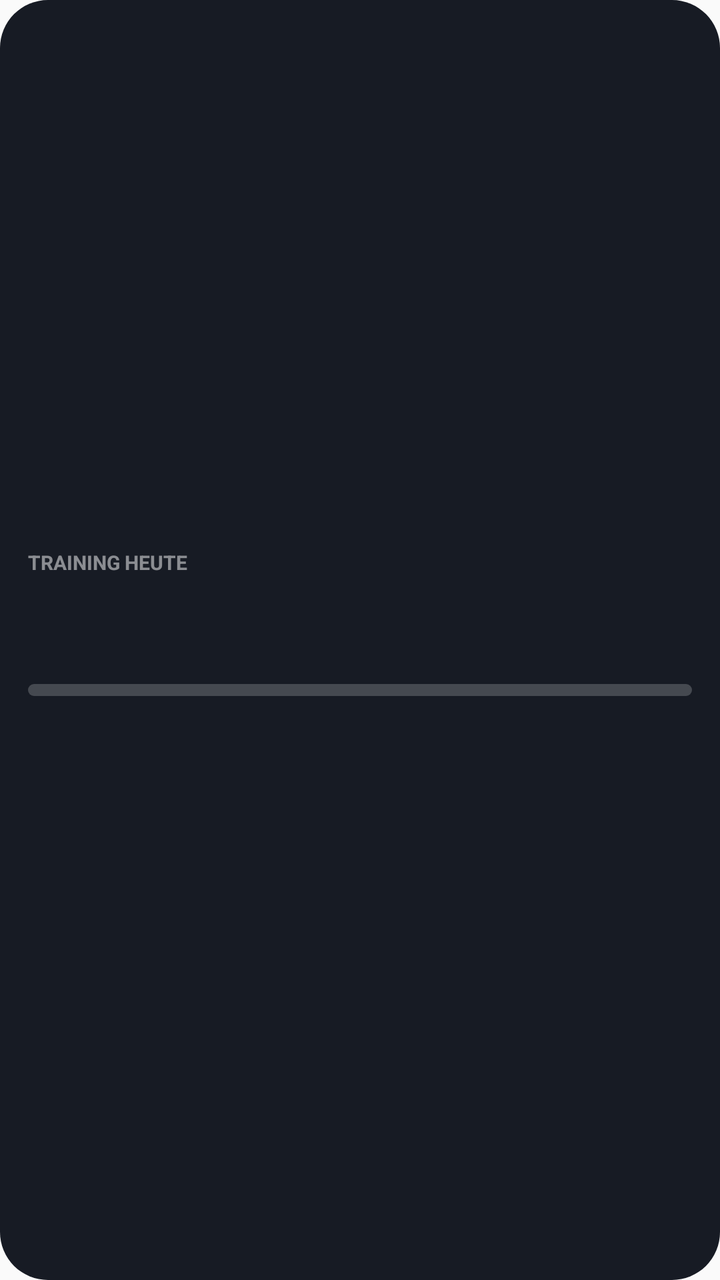
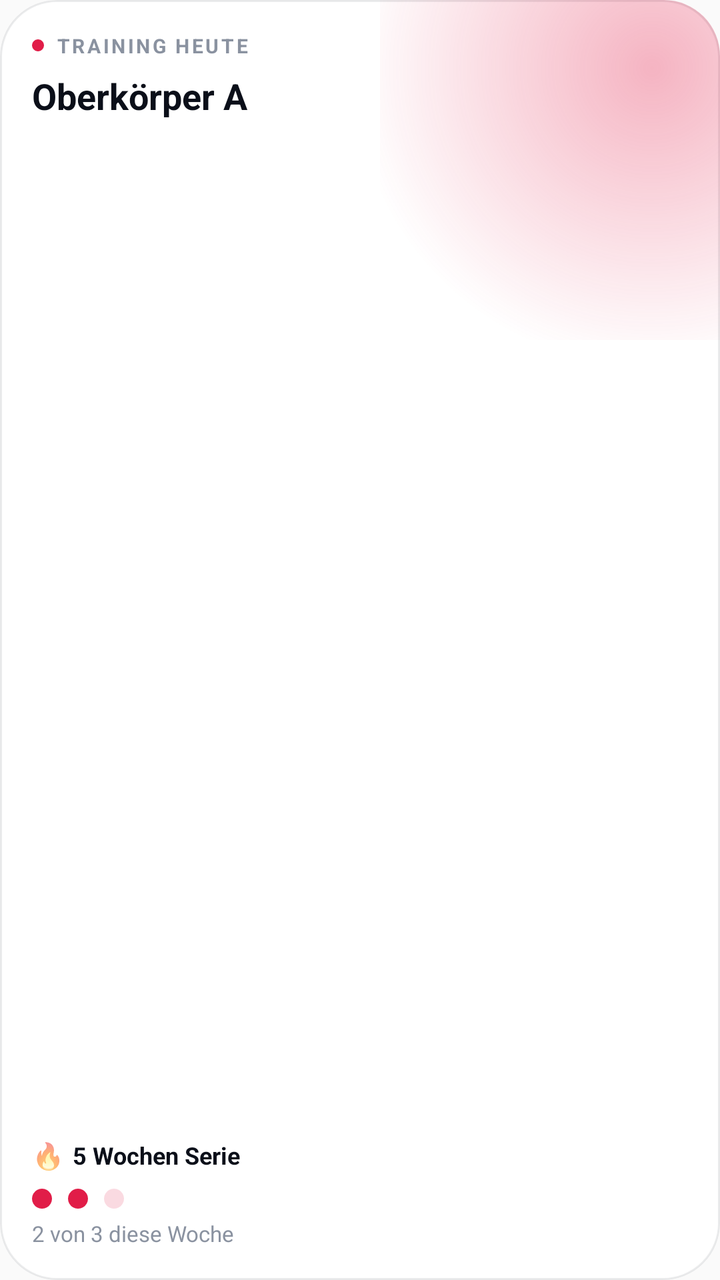

The first picture is an Android layout as it rendered before a commit; the second is the same layout after the commit. The layout source and the unified diff follow.
<!-- AndroidManifest.xml: application theme AppTheme -->
<!-- res/layout/widget_training.xml -->
<?xml version="1.0" encoding="utf-8"?>
<LinearLayout xmlns:android="http://schemas.android.com/apk/res/android"
    android:id="@+id/root"
    android:layout_width="match_parent"
    android:layout_height="match_parent"
    android:background="@drawable/widget_bg"
    android:gravity="center_vertical"
    android:orientation="vertical"
    android:padding="14dp">

    <TextView
        android:layout_width="wrap_content"
        android:layout_height="wrap_content"
        android:text="TRAINING HEUTE"
        android:textColor="#80FFFFFF"
        android:textSize="10sp"
        android:textStyle="bold" />

    <TextView
        android:id="@+id/next"
        android:layout_width="match_parent"
        android:layout_height="wrap_content"
        android:ellipsize="end"
        android:maxLines="1"
        android:textColor="#FFFFFF"
        android:textSize="18sp"
        android:textStyle="bold" />

    <TextView
        android:id="@+id/streak"
        android:layout_width="wrap_content"
        android:layout_height="wrap_content"
        android:layout_marginTop="6dp"
        android:textColor="#FFFFFF"
        android:textSize="13sp" />

    <ProgressBar
        android:id="@+id/week_bar"
        style="?android:attr/progressBarStyleHorizontal"
        android:layout_width="match_parent"
        android:layout_height="6dp"
        android:layout_marginTop="6dp"
        android:progressDrawable="@drawable/widget_bar_orange" />

    <TextView
        android:id="@+id/week"
        android:layout_width="wrap_content"
        android:layout_height="wrap_content"
        android:layout_marginTop="3dp"
        android:textColor="#99FFFFFF"
        android:textSize="11sp" />
</LinearLayout>
<!-- resources referenced by this layout -->
<resources>
  <!-- drawable widget_bar_orange (drawable) -->
  <?xml version="1.0" encoding="utf-8"?>
  <layer-list xmlns:android="http://schemas.android.com/apk/res/android">
      <item android:id="@android:id/background">
          <shape><corners android:radius="4dp" /><solid android:color="#33FFFFFF" /></shape>
      </item>
      <item android:id="@android:id/progress">
          <clip><shape><corners android:radius="4dp" /><solid android:color="#E11D48" /></shape></clip>
      </item>
  </layer-list>
  <!-- drawable widget_bg (drawable) -->
  <?xml version="1.0" encoding="utf-8"?>
  <shape xmlns:android="http://schemas.android.com/apk/res/android" android:shape="rectangle">
      <solid android:color="#F20B0F19" />
      <corners android:radius="24dp" />
  </shape>
  <!-- unchanged entries left out for length: 1 -->
</resources>

<!-- the commit's change to res/layout/widget_training.xml (unified diff, before → after) -->
@@ -1,52 +1,101 @@
+<?xml version="1.0" encoding="utf-8"?>
+<FrameLayout xmlns:android="http://schemas.android.com/apk/res/android"
+    android:id="@android:id/background"
+    style="@style/WidgetFb.Card">
+
+    <ImageView android:id="@+id/glow" style="@style/WidgetFb.Glow" />
+
+    <include
+        android:id="@+id/empty"
+        layout="@layout/widget_empty"
+        android:visibility="gone" />
+
+    <LinearLayout
+        android:id="@+id/content"
+        style="@style/WidgetFb.Content">
+
+        <LinearLayout
+            android:layout_width="match_parent"
+            android:layout_height="wrap_content"
+            android:gravity="center_vertical"
+            android:orientation="horizontal">
+
+            <ImageView android:id="@+id/dot" style="@style/WidgetFb.Dot" />
+
+            <TextView
+                android:id="@+id/overline"
+                style="@style/WidgetFb.Overline"
+                android:text="Training heute" />
+        </LinearLayout>
+
+        <TextView
+            android:id="@+id/next"
+            style="@style/WidgetFb.Title"
+            android:layout_marginTop="6dp"
+            android:text="Oberkörper A"
+            android:textSize="18sp" />
+
+        <FrameLayout style="@style/WidgetFb.Fill" />
+
+        <LinearLayout
+            android:layout_width="match_parent"
+            android:layout_height="wrap_content"
+            android:gravity="center_vertical"
+            android:orientation="horizontal">
+
+            <TextView
+                android:id="@+id/flame"
+                android:layout_width="wrap_content"
+                android:layout_height="wrap_content"
+                android:layout_marginEnd="4dp"
+                android:text="🔥"
+                android:textSize="13sp" />
+
+            <TextView
+                android:id="@+id/streak"
+                style="@style/WidgetFb.Value"
+                android:layout_width="0dp"
+                android:layout_weight="1"
+                android:ellipsize="end"
+                android:text="5 Wochen Serie" />
+        </LinearLayout>
+
+        <ImageView
+            android:id="@+id/dots"
+            android:layout_width="match_parent"
+            android:layout_height="10dp"
+            android:layout_marginTop="8dp"
+            android:importantForAccessibility="no"
+            android:scaleType="fitStart"
+            android:src="@drawable/widget_dots_preview" />
+
+        <TextView
+            android:id="@+id/week"
+            style="@style/WidgetFb.Muted"
+            android:layout_marginTop="5dp"
+            android:text="2 von 3 diese Woche" />
+    </LinearLayout>
+</FrameLayout>
+<!-- res/layout/widget_empty.xml (included above) -->
 <?xml version="1.0" encoding="utf-8"?>
 <LinearLayout xmlns:android="http://schemas.android.com/apk/res/android"
-    android:id="@+id/root"
     android:layout_width="match_parent"
     android:layout_height="match_parent"
-    android:background="@drawable/widget_bg"
-    android:gravity="center_vertical"
+    android:gravity="center"
     android:orientation="vertical"
-    android:padding="14dp">
+    android:padding="@dimen/widget_pad">
 
     <TextView
-        android:layout_width="wrap_content"
-        android:layout_height="wrap_content"
-        android:text="TRAINING HEUTE"
-        android:textColor="#80FFFFFF"
-        android:textSize="10sp"
-        android:textStyle="bold" />
+        android:id="@+id/empty_title"
+        style="@style/WidgetFb.Title"
+        android:gravity="center"
+        android:textSize="14sp" />
 
     <TextView
-        android:id="@+id/next"
+        android:id="@+id/empty_hint"
+        style="@style/WidgetFb.Muted"
         android:layout_width="match_parent"
-        android:layout_height="wrap_content"
-        android:ellipsize="end"
-        android:maxLines="1"
-        android:textColor="#FFFFFF"
-        android:textSize="18sp"
-        android:textStyle="bold" />
-
-    <TextView
-        android:id="@+id/streak"
-        android:layout_width="wrap_content"
-        android:layout_height="wrap_content"
-        android:layout_marginTop="6dp"
-        android:textColor="#FFFFFF"
-        android:textSize="13sp" />
-
-    <ProgressBar
-        android:id="@+id/week_bar"
-        style="?android:attr/progressBarStyleHorizontal"
-        android:layout_width="match_parent"
-        android:layout_height="6dp"
-        android:layout_marginTop="6dp"
-        android:progressDrawable="@drawable/widget_bar_orange" />
-
-    <TextView
-        android:id="@+id/week"
-        android:layout_width="wrap_content"
-        android:layout_height="wrap_content"
-        android:layout_marginTop="3dp"
-        android:textColor="#99FFFFFF"
-        android:textSize="11sp" />
+        android:layout_marginTop="4dp"
+        android:gravity="center"
+        android:maxLines="2" />
 </LinearLayout>
<!-- resource entries referenced after the edit -->
@@ -1,21 +1,114 @@
 <!-- resources referenced by this layout -->
 <resources>
-  <!-- drawable widget_bar_orange (drawable) -->
+  <dimen name="widget_pad">16dp</dimen>
+  <!-- drawable widget_dots_preview (drawable) -->
   <?xml version="1.0" encoding="utf-8"?>
-  <layer-list xmlns:android="http://schemas.android.com/apk/res/android">
-      <item android:id="@android:id/background">
-          <shape><corners android:radius="4dp" /><solid android:color="#33FFFFFF" /></shape>
-      </item>
-      <item android:id="@android:id/progress">
-          <clip><shape><corners android:radius="4dp" /><solid android:color="#E11D48" /></shape></clip>
-      </item>
-  </layer-list>
-  <!-- drawable widget_bg (drawable) -->
+  <vector xmlns:android="http://schemas.android.com/apk/res/android"
+      android:width="46dp"
+      android:height="10dp"
+      android:viewportWidth="46"
+      android:viewportHeight="10">
+      <path android:fillColor="#E11D48" android:pathData="M5,0a5,5 0 1,0 0.001,0z" />
+      <path android:fillColor="#E11D48" android:pathData="M23,0a5,5 0 1,0 0.001,0z" />
+      <path android:fillColor="#29E11D48" android:pathData="M41,0a5,5 0 1,0 0.001,0z" />
+  </vector>
+  <style name="WidgetFb.Card">
+          <item name="android:layout_width">match_parent</item>
+          <item name="android:layout_height">match_parent</item>
+          <item name="android:background">@drawable/widget_card</item>
+      </style>
+  <style name="WidgetFb.Content">
+          <item name="android:layout_width">match_parent</item>
+          <item name="android:layout_height">match_parent</item>
+          <item name="android:padding">@dimen/widget_pad</item>
+          <item name="android:orientation">vertical</item>
+      </style>
+  <style name="WidgetFb.Dot">
+          <item name="android:layout_width">6dp</item>
+          <item name="android:layout_height">6dp</item>
+          <item name="android:layout_marginEnd">6dp</item>
+          <item name="android:src">@drawable/widget_dot</item>
+          <item name="android:importantForAccessibility">no</item>
+      </style>
+  <style name="WidgetFb.Fill">
+          <item name="android:layout_width">match_parent</item>
+          <item name="android:layout_height">0dp</item>
+          <item name="android:layout_weight">1</item>
+      </style>
+  <style name="WidgetFb.Glow">
+          <item name="android:layout_width">170dp</item>
+          <item name="android:layout_height">170dp</item>
+          <item name="android:layout_gravity">top|end</item>
+          <item name="android:scaleType">fitXY</item>
+          <item name="android:src">@drawable/widget_glow_preview</item>
+          <item name="android:importantForAccessibility">no</item>
+      </style>
+  <style name="WidgetFb.Muted">
+          <item name="android:layout_width">wrap_content</item>
+          <item name="android:layout_height">wrap_content</item>
+          <item name="android:textColor">@color/widget_muted</item>
+          <item name="android:textSize">11sp</item>
+          <item name="android:maxLines">1</item>
+          <item name="android:ellipsize">end</item>
+      </style>
+  <style name="WidgetFb.Overline">
+          <item name="android:layout_width">wrap_content</item>
+          <item name="android:layout_height">wrap_content</item>
+          <item name="android:textColor">@color/widget_muted</item>
+          <item name="android:textSize">10sp</item>
+          <item name="android:textStyle">bold</item>
+          <item name="android:letterSpacing">0.12</item>
+          <item name="android:textAllCaps">true</item>
+          <item name="android:maxLines">1</item>
+          <item name="android:ellipsize">end</item>
+      </style>
+  <style name="WidgetFb.Title">
+          <item name="android:layout_width">match_parent</item>
+          <item name="android:layout_height">wrap_content</item>
+          <item name="android:textColor">@color/widget_text</item>
+          <item name="android:textSize">16sp</item>
+          <item name="android:textStyle">bold</item>
+          <item name="android:ellipsize">end</item>
+          <item name="android:maxLines">2</item>
+          <item name="android:lineSpacingMultiplier">0.95</item>
+      </style>
+  <style name="WidgetFb.Value">
+          <item name="android:layout_width">wrap_content</item>
+          <item name="android:layout_height">wrap_content</item>
+          <item name="android:textColor">@color/widget_text</item>
+          <item name="android:textSize">12sp</item>
+          <item name="android:textStyle">bold</item>
+          <item name="android:fontFeatureSettings">tnum</item>
+          <item name="android:maxLines">1</item>
+      </style>
+  <!-- drawable widget_card (drawable) -->
   <?xml version="1.0" encoding="utf-8"?>
   <shape xmlns:android="http://schemas.android.com/apk/res/android" android:shape="rectangle">
-      <solid android:color="#F20B0F19" />
-      <corners android:radius="24dp" />
+      <solid android:color="@color/widget_card" />
+      <stroke android:width="1dp" android:color="@color/widget_stroke" />
+      <corners android:radius="@dimen/widget_radius" />
   </shape>
+  <!-- drawable widget_dot (drawable) -->
+  <?xml version="1.0" encoding="utf-8"?>
+  <shape xmlns:android="http://schemas.android.com/apk/res/android" android:shape="oval">
+      <solid android:color="#E11D48" />
+  </shape>
+  <!-- drawable widget_glow_preview (drawable) -->
+  <?xml version="1.0" encoding="utf-8"?>
+  <shape xmlns:android="http://schemas.android.com/apk/res/android" android:shape="rectangle">
+      <gradient
+          android:centerX="0.8"
+          android:centerY="0.2"
+          android:endColor="#00E11D48"
+          android:gradientRadius="150dp"
+          android:startColor="#55E11D48"
+          android:type="radial" />
+  </shape>
+  <color name="widget_muted">#8A92A0</color>
+  <color name="widget_text">#0B0F19</color>
+  <color name="widget_card">#FFFFFF</color>
+  <color name="widget_stroke">#140B0F19</color>
+  <dimen name="widget_radius">24dp</dimen>
   <!-- unchanged entries left out for length: 1 -->
 </resources>
 
